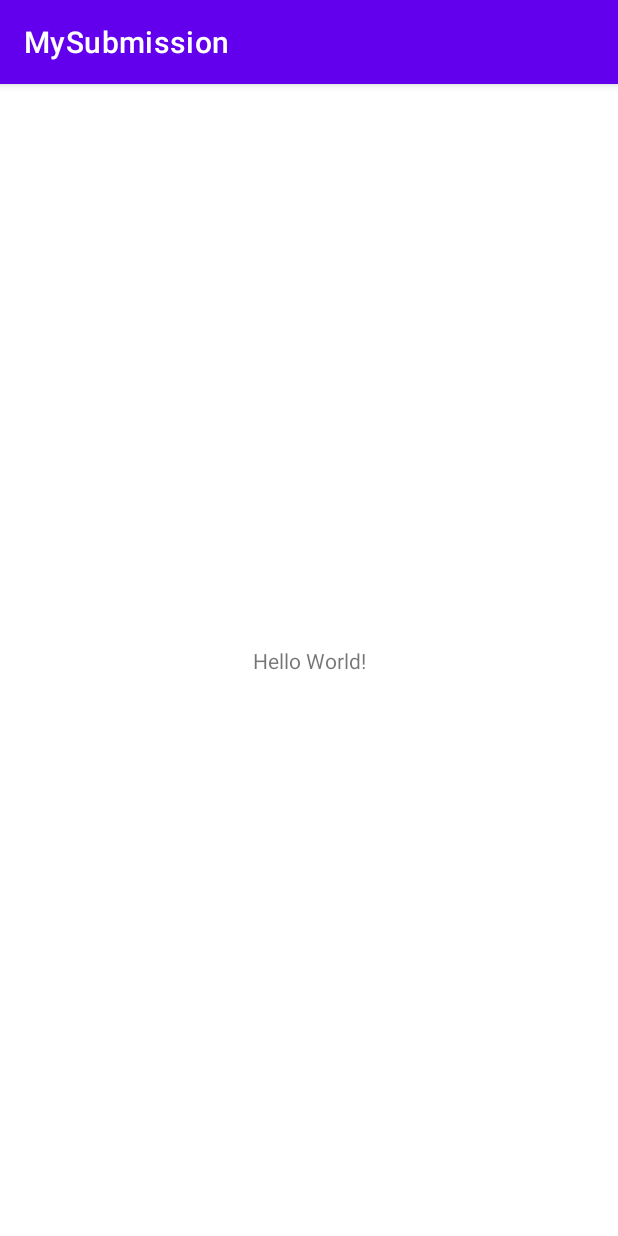
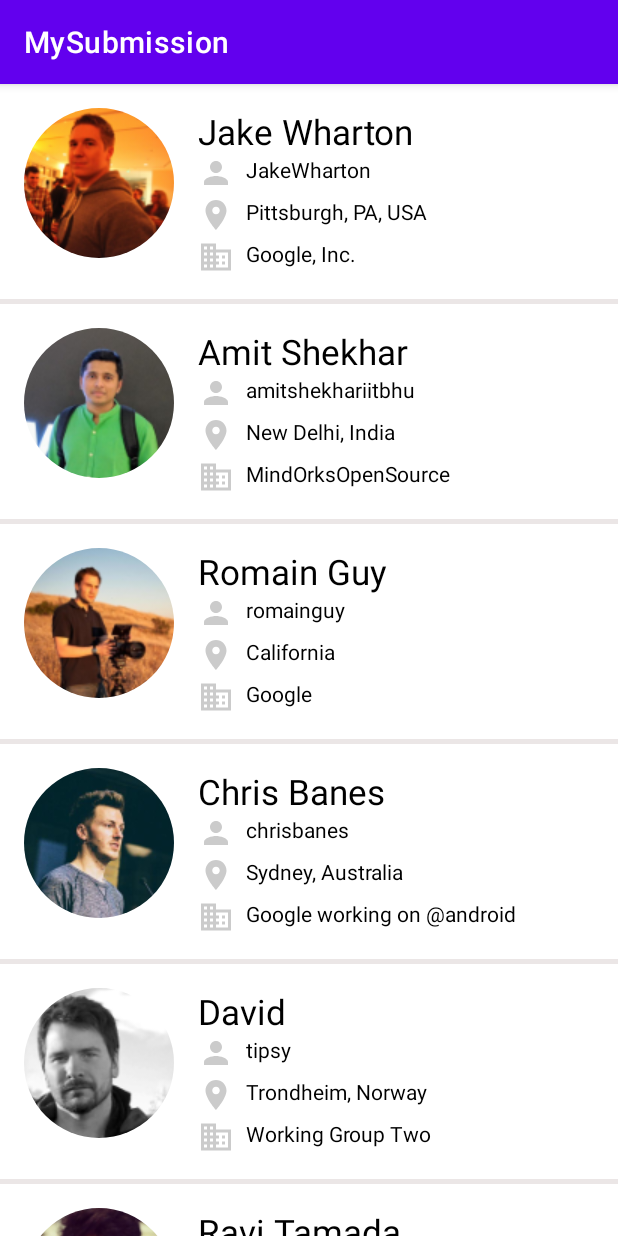
Before and after one commit to drScripts/android-fundamental, an Android app: the screen it shows after launch (MainActivity), on a phone screen of 412 x 824 dp. Run offline under Robolectric (Android 15) with nearby library versions, the phone set to English and light mode, and no system bars; our stand-ins replace CircleImageView.

Commit message:
Android Native

```diff
--- a/fundamental/MySubmission/app/build.gradle
+++ b/fundamental/MySubmission/app/build.gradle
@@ -1,6 +1,7 @@
 plugins {
     id 'com.android.application'
     id 'kotlin-android'
+    id 'kotlin-parcelize'
 }
 
 android {
@@ -44,4 +45,5 @@ dependencies {
     androidTestImplementation 'androidx.test.espresso:espresso-core:3.4.0'
     implementation 'com.github.bumptech.glide:glide:4.11.0'
     implementation 'de.hdodenhof:circleimageview:3.1.0'
+    implementation 'androidx.recyclerview:recyclerview:1.1.0'
 }
--- a/fundamental/MySubmission/app/src/main/AndroidManifest.xml
+++ b/fundamental/MySubmission/app/src/main/AndroidManifest.xml
@@ -9,6 +9,7 @@
         android:roundIcon="@mipmap/ic_launcher_round"
         android:supportsRtl="true"
         android:theme="@style/Theme.MySubmission">
+        <activity android:name=".PersonDetail"></activity>
         <activity android:name=".MainActivity">
             <intent-filter>
                 <action android:name="android.intent.action.MAIN" />
--- a/fundamental/MySubmission/app/src/main/java/com/example/mysubmission/MainActivity.kt
+++ b/fundamental/MySubmission/app/src/main/java/com/example/mysubmission/MainActivity.kt
@@ -2,10 +2,28 @@ package com.example.mysubmission
 
 import androidx.appcompat.app.AppCompatActivity
 import android.os.Bundle
+import androidx.recyclerview.widget.LinearLayoutManager
+import androidx.recyclerview.widget.RecyclerView
 
 class MainActivity : AppCompatActivity() {
+
+    private lateinit var rvPerson : RecyclerView
+    private var listPersons : ArrayList<PersonModel> = arrayListOf()
+
     override fun onCreate(savedInstanceState: Bundle?) {
         super.onCreate(savedInstanceState)
         setContentView(R.layout.activity_main)
+
+        rvPerson = findViewById(R.id.rv_persons)
+        rvPerson.setHasFixedSize(true)
+
+        listPersons.addAll(Persons.datalist)
+        showData()
     }
+
+    private fun showData() {
+        rvPerson.layoutManager = LinearLayoutManager(this)
+        rvPerson.adapter = PersonLinearAdapter(this,listPersons)
+    }
+
 }
--- /dev/null
+++ b/fundamental/MySubmission/app/src/main/java/com/example/mysubmission/PersonDetail.kt
@@ -0,0 +1,31 @@
+package com.example.mysubmission
+
+import androidx.appcompat.app.AppCompatActivity
+import android.os.Bundle
+import android.widget.ImageView
+import android.widget.TextView
+import com.bumptech.glide.Glide
+
+class PersonDetail : AppCompatActivity() {
+
+    companion object{
+        const val EXTRA_PERSON = "extra_person"
+    }
+
+    private lateinit var imgPerson : ImageView
+    private lateinit var namePerson : TextView
+
+    override fun onCreate(savedInstanceState: Bundle?) {
+        super.onCreate(savedInstanceState)
+        setContentView(R.layout.activity_person_detail)
+
+        val person = intent.getParcelableExtra<PersonModel>(EXTRA_PERSON)
+        imgPerson = findViewById(R.id.person_img)
+        namePerson = findViewById(R.id.person_name)
+
+        Glide.with(this)
+            .load(person?.image?:R.drawable.ic_baseline_business_24)
+            .into(imgPerson)
+        namePerson.text = person?.name?:"Nathan"
+    }
+}
--- /dev/null
+++ b/fundamental/MySubmission/app/src/main/java/com/example/mysubmission/PersonLinearAdapter.kt
@@ -0,0 +1,48 @@
+package com.example.mysubmission
+
+import android.content.Context
+import android.content.Intent
+import android.view.LayoutInflater
+import android.view.View
+import android.view.ViewGroup
+import android.widget.ImageView
+import android.widget.TextView
+import android.widget.Toast
+import androidx.recyclerview.widget.RecyclerView
+import com.bumptech.glide.Glide
+import com.bumptech.glide.request.RequestOptions
+
+class PersonLinearAdapter(private val context : Context,private val listPerson : ArrayList<PersonModel>) :
+    RecyclerView.Adapter<PersonLinearAdapter.PersonViewHolder>()  {
+
+    class PersonViewHolder(item : View) : RecyclerView.ViewHolder(item) {
+        var personImage : ImageView = item.findViewById(R.id.person_img)
+        var personName : TextView = item.findViewById(R.id.person_name)
+        var personLocation : TextView = item.findViewById(R.id.person_location)
+        var personCompany : TextView = item.findViewById(R.id.person_company)
+        var personUsername : TextView = item.findViewById(R.id.person_username)
+    }
+
+    override fun onCreateViewHolder(parent: ViewGroup, viewType: Int): PersonViewHolder {
+        val view : View = LayoutInflater.from(parent.context).inflate(R.layout.item_person,parent,false)
+        return PersonViewHolder(view)
+    }
+
+    override fun onBindViewHolder(holder: PersonViewHolder, position: Int) {
+        Glide.with(context)
+            .load(listPerson[position].image)
+            .apply(RequestOptions().override(100,100))
+            .into(holder.personImage)
+        holder.personName.text = listPerson[position].name
+        holder.personUsername.text = listPerson[position].username
+        holder.personCompany.text = listPerson[position].company
+        holder.personLocation.text = listPerson[position].location
+        holder.itemView.setOnClickListener {
+            val detailIntent = Intent(context,PersonDetail::class.java)
+            detailIntent.putExtra(PersonDetail.EXTRA_PERSON,listPerson[position])
+            context.startActivity(detailIntent)
+        }
+    }
+
+    override fun getItemCount(): Int = listPerson.size
+}
--- a/fundamental/MySubmission/app/src/main/java/com/example/mysubmission/PersonModel.kt
+++ b/fundamental/MySubmission/app/src/main/java/com/example/mysubmission/PersonModel.kt
@@ -1,5 +1,9 @@
 package com.example.mysubmission
 
+import android.os.Parcelable
+import kotlinx.parcelize.Parcelize
+
+@Parcelize
 data class PersonModel (
     var username : String = "",
     var name : String = "",
@@ -7,5 +11,6 @@ data class PersonModel (
     var repository : Int = 0,
     var company : String = "",
     var following : Int = 0,
-    var image : Int = 0,
-        )
+    var followers : Int = 0,
+    var image : Int = 0
+        ):Parcelable
--- a/fundamental/MySubmission/app/src/main/java/com/example/mysubmission/Persons.kt
+++ b/fundamental/MySubmission/app/src/main/java/com/example/mysubmission/Persons.kt
@@ -58,6 +58,35 @@ object Persons {
     private val followers = arrayOf(56995,5153,7972,14725,788,18628,277,178,428,465)
     private val following = arrayOf(12,2,0,1,0,3,39,23,61,10)
 
-    var datalist : ArrayList<PersonModel>()
+    private val avatar = arrayOf(
+        R.drawable.user1,
+        R.drawable.user2,
+        R.drawable.user3,
+        R.drawable.user4,
+        R.drawable.user5,
+        R.drawable.user6,
+        R.drawable.user7,
+        R.drawable.user8,
+        R.drawable.user9,
+        R.drawable.user10
+    )
+
+    val datalist:ArrayList<PersonModel>
+    get() {
+        val list = arrayListOf<PersonModel>()
+        for (position in usernames.indices){
+            val person = PersonModel()
+            person.username = usernames[position]
+            person.name = name[position]
+            person.company = company[position]
+            person.following = following[position]
+            person.followers = followers[position]
+            person.location = location[position]
+            person.repository = repository[position]
+            person.image = avatar[position]
+            list.add(person)
+        }
+        return list
+    }
 
 }
--- /dev/null
+++ b/fundamental/MySubmission/app/src/main/res/drawable/ic_baseline_business_24.xml
@@ -0,0 +1,5 @@
+<vector android:height="24dp" android:tint="#CBCBCB"
+    android:viewportHeight="24" android:viewportWidth="24"
+    android:width="24dp" xmlns:android="http://schemas.android.com/apk/res/android">
+    <path android:fillColor="@android:color/white" android:pathData="M12,7L12,3L2,3v18h20L22,7L12,7zM6,19L4,19v-2h2v2zM6,15L4,15v-2h2v2zM6,11L4,11L4,9h2v2zM6,7L4,7L4,5h2v2zM10,19L8,19v-2h2v2zM10,15L8,15v-2h2v2zM10,11L8,11L8,9h2v2zM10,7L8,7L8,5h2v2zM20,19h-8v-2h2v-2h-2v-2h2v-2h-2L12,9h8v10zM18,11h-2v2h2v-2zM18,15h-2v2h2v-2z"/>
+</vector>
--- /dev/null
+++ b/fundamental/MySubmission/app/src/main/res/drawable/ic_baseline_location_on_24.xml
@@ -0,0 +1,5 @@
+<vector android:height="24dp" android:tint="#CBCBCB"
+    android:viewportHeight="24" android:viewportWidth="24"
+    android:width="24dp" xmlns:android="http://schemas.android.com/apk/res/android">
+    <path android:fillColor="@android:color/white" android:pathData="M12,2C8.13,2 5,5.13 5,9c0,5.25 7,13 7,13s7,-7.75 7,-13c0,-3.87 -3.13,-7 -7,-7zM12,11.5c-1.38,0 -2.5,-1.12 -2.5,-2.5s1.12,-2.5 2.5,-2.5 2.5,1.12 2.5,2.5 -1.12,2.5 -2.5,2.5z"/>
+</vector>
--- /dev/null
+++ b/fundamental/MySubmission/app/src/main/res/drawable/ic_baseline_person_24.xml
@@ -0,0 +1,5 @@
+<vector android:height="24dp" android:tint="#CBCBCB"
+    android:viewportHeight="24" android:viewportWidth="24"
+    android:width="24dp" xmlns:android="http://schemas.android.com/apk/res/android">
+    <path android:fillColor="@android:color/white" android:pathData="M12,12c2.21,0 4,-1.79 4,-4s-1.79,-4 -4,-4 -4,1.79 -4,4 1.79,4 4,4zM12,14c-2.67,0 -8,1.34 -8,4v2h16v-2c0,-2.66 -5.33,-4 -8,-4z"/>
+</vector>
--- a/fundamental/MySubmission/app/src/main/res/layout/activity_main.xml
+++ b/fundamental/MySubmission/app/src/main/res/layout/activity_main.xml
@@ -1,18 +1,18 @@
 <?xml version="1.0" encoding="utf-8"?>
-<androidx.constraintlayout.widget.ConstraintLayout xmlns:android="http://schemas.android.com/apk/res/android"
+<RelativeLayout xmlns:android="http://schemas.android.com/apk/res/android"
     xmlns:app="http://schemas.android.com/apk/res-auto"
     xmlns:tools="http://schemas.android.com/tools"
     android:layout_width="match_parent"
-    android:layout_height="match_parent"
-    tools:context=".MainActivity">
+    android:layout_height="wrap_content"
+    tools:context=".MainActivity"
+    android:background="@color/grey"
+    >
 
-    <TextView
-        android:layout_width="wrap_content"
+    <androidx.recyclerview.widget.RecyclerView
+        android:id="@+id/rv_persons"
+        android:layout_width="match_parent"
         android:layout_height="wrap_content"
-        android:text="Hello World!"
-        app:layout_constraintBottom_toBottomOf="parent"
-        app:layout_constraintLeft_toLeftOf="parent"
-        app:layout_constraintRight_toRightOf="parent"
-        app:layout_constraintTop_toTopOf="parent" />
+        tools:listitem="@layout/item_person"
+        />
 
-</androidx.constraintlayout.widget.ConstraintLayout>
+</RelativeLayout>
--- /dev/null
+++ b/fundamental/MySubmission/app/src/main/res/layout/activity_person_detail.xml
@@ -0,0 +1,22 @@
+<?xml version="1.0" encoding="utf-8"?>
+<LinearLayout xmlns:android="http://schemas.android.com/apk/res/android"
+    xmlns:app="http://schemas.android.com/apk/res-auto"
+    xmlns:tools="http://schemas.android.com/tools"
+    android:orientation="vertical"
+    android:layout_width="match_parent"
+    android:layout_height="match_parent"
+    android:layout_gravity="center_horizontal"
+    tools:context=".PersonDetail">
+    <ImageView
+        android:id="@+id/person_img"
+        android:layout_width="wrap_content"
+        android:layout_height="100dp"
+        android:src="@drawable/user1"
+        />
+    <TextView
+        android:id="@+id/person_name"
+        android:layout_width="match_parent"
+        android:layout_height="match_parent"
+        android:text="@string/person_name"
+        />
+</LinearLayout>
--- /dev/null
+++ b/fundamental/MySubmission/app/src/main/res/layout/item_person.xml
@@ -0,0 +1,74 @@
+<?xml version="1.0" encoding="utf-8"?>
+<RelativeLayout xmlns:android="http://schemas.android.com/apk/res/android"
+    xmlns:app="http://schemas.android.com/apk/res-auto"
+    android:orientation="vertical"
+    android:layout_width="match_parent"
+    android:layout_height="wrap_content"
+    android:background="@color/white"
+    android:layout_gravity="center_vertical"
+    android:padding="16dp"
+    android:layout_marginBottom="3dp"
+    >
+    <de.hdodenhof.circleimageview.CircleImageView
+        android:id="@+id/person_img"
+        android:layout_width="100dp"
+        android:layout_height="100dp"
+        android:layout_marginEnd="16dp"
+        android:src="@drawable/user2"
+        />
+    <LinearLayout
+        android:layout_width="match_parent"
+        android:layout_height="wrap_content"
+        android:layout_toEndOf="@+id/person_img"
+        android:orientation="vertical"
+        >
+        <TextView
+            android:id="@+id/person_name"
+            android:layout_width="match_parent"
+            android:layout_height="wrap_content"
+            android:textSize="23sp"
+            android:ellipsize="end"
+            android:maxLines="1"
+            style="bold"
+            android:textColor="@color/black"
+            android:text="@string/person_name"
+            />
+        <TextView
+            android:id="@+id/person_username"
+            android:layout_width="match_parent"
+            android:layout_height="wrap_content"
+            android:layout_marginBottom="4dp"
+            android:text="@string/person_username"
+            android:maxLines="1"
+            android:ellipsize="end"
+            android:layout_gravity="center_vertical"
+            app:drawableLeftCompat="@drawable/ic_baseline_person_24"
+            android:drawablePadding="8dp"
+            android:textColor="@color/black"
+            />
+        <TextView
+            android:id="@+id/person_location"
+            android:layout_width="match_parent"
+            android:layout_height="wrap_content"
+            android:layout_marginBottom="4dp"
+            app:drawableStartCompat="@drawable/ic_baseline_location_on_24"
+            android:drawablePadding="8dp"
+            android:layout_gravity="center_vertical"
+            android:text="@string/person_location"
+            android:maxLines="1"
+            android:ellipsize="end"
+            android:textColor="@color/black"
+            />
+        <TextView
+            android:id="@+id/person_company"
+            android:layout_width="match_parent"
+            android:layout_height="wrap_content"
+            app:drawableStartCompat="@drawable/ic_baseline_business_24"
+            android:drawablePadding="8dp"
+            android:text="@string/person_company"
+            android:maxLines="1"
+            android:ellipsize="end"
+            android:textColor="@color/black"
+            />
+    </LinearLayout>
+</RelativeLayout>
--- a/fundamental/MySubmission/app/src/main/res/values/colors.xml
+++ b/fundamental/MySubmission/app/src/main/res/values/colors.xml
@@ -7,4 +7,5 @@
     <color name="teal_700">#FF018786</color>
     <color name="black">#FF000000</color>
     <color name="white">#FFFFFFFF</color>
+    <color name="grey">#ebe6e6</color>
 </resources>
--- a/fundamental/MySubmission/app/src/main/res/values/strings.xml
+++ b/fundamental/MySubmission/app/src/main/res/values/strings.xml
@@ -1,3 +1,7 @@
 <resources>
     <string name="app_name">MySubmission</string>
+    <string name="person_name">Person Name</string>
+    <string name="person_username">person username</string>
+    <string name="person_location">person location</string>
+    <string name="person_company">person Company</string>
 </resources>
```
